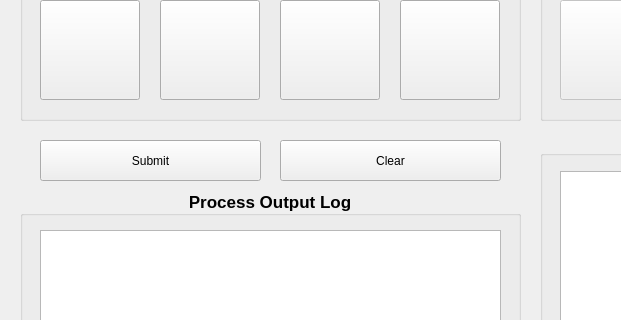
Vienchau/qr-control, file software/mqtt-control/mainwindow.ui: the form before one commit; both pictures show x 0 to 621 and y 390 to 710 of the 1500 by 800 pixel window.
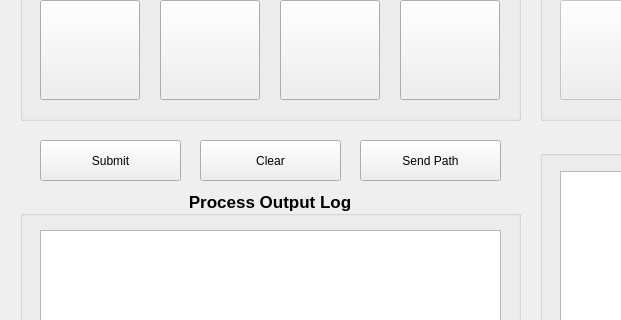
The form after the commit. Icons and pictures are not drawn.

```diff
--- a/software/mqtt-control/mainwindow.ui
+++ b/software/mqtt-control/mainwindow.ui
@@ -1877,7 +1877,7 @@
      <rect>
       <x>40</x>
       <y>530</y>
-      <width>221</width>
+      <width>141</width>
       <height>41</height>
      </rect>
     </property>
@@ -1888,9 +1888,9 @@
    <widget class="QPushButton" name="clearButton">
     <property name="geometry">
      <rect>
-      <x>280</x>
+      <x>200</x>
       <y>530</y>
-      <width>221</width>
+      <width>141</width>
       <height>41</height>
      </rect>
     </property>
@@ -1898,6 +1898,19 @@
      <string>Clear</string>
     </property>
    </widget>
+   <widget class="QPushButton" name="sendPathButton">
+    <property name="geometry">
+     <rect>
+      <x>360</x>
+      <y>530</y>
+      <width>141</width>
+      <height>41</height>
+     </rect>
+    </property>
+    <property name="text">
+     <string>Send Path</string>
+    </property>
+   </widget>
   </widget>
   <widget class="QMenuBar" name="menubar">
    <property name="geometry">
```
